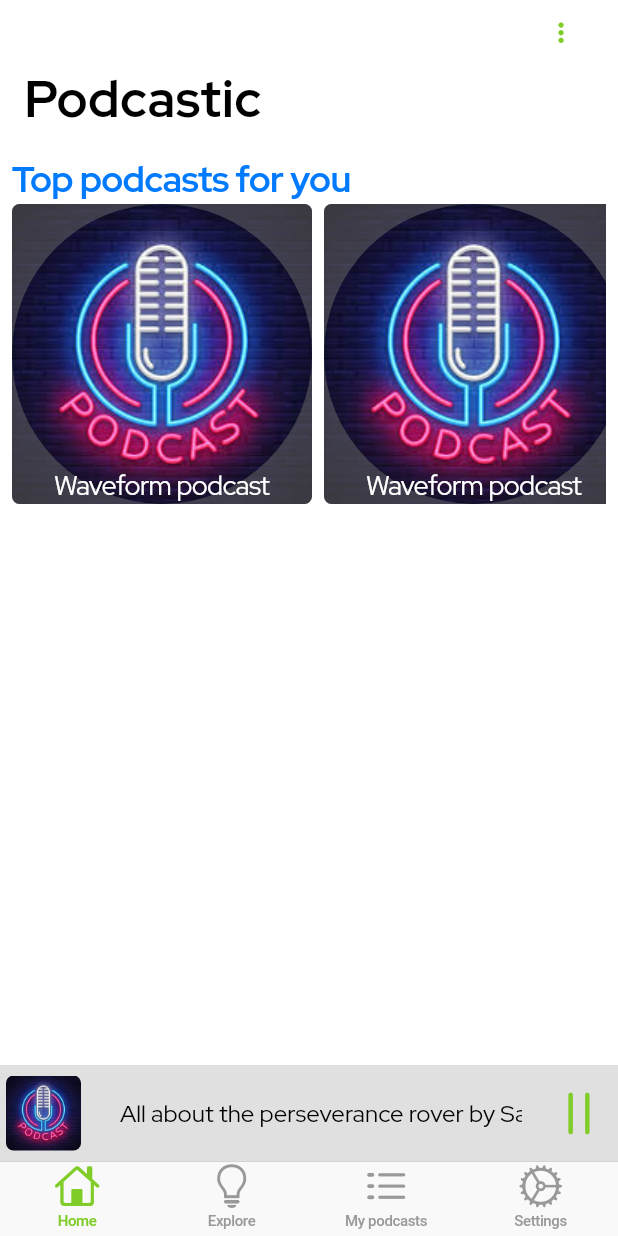
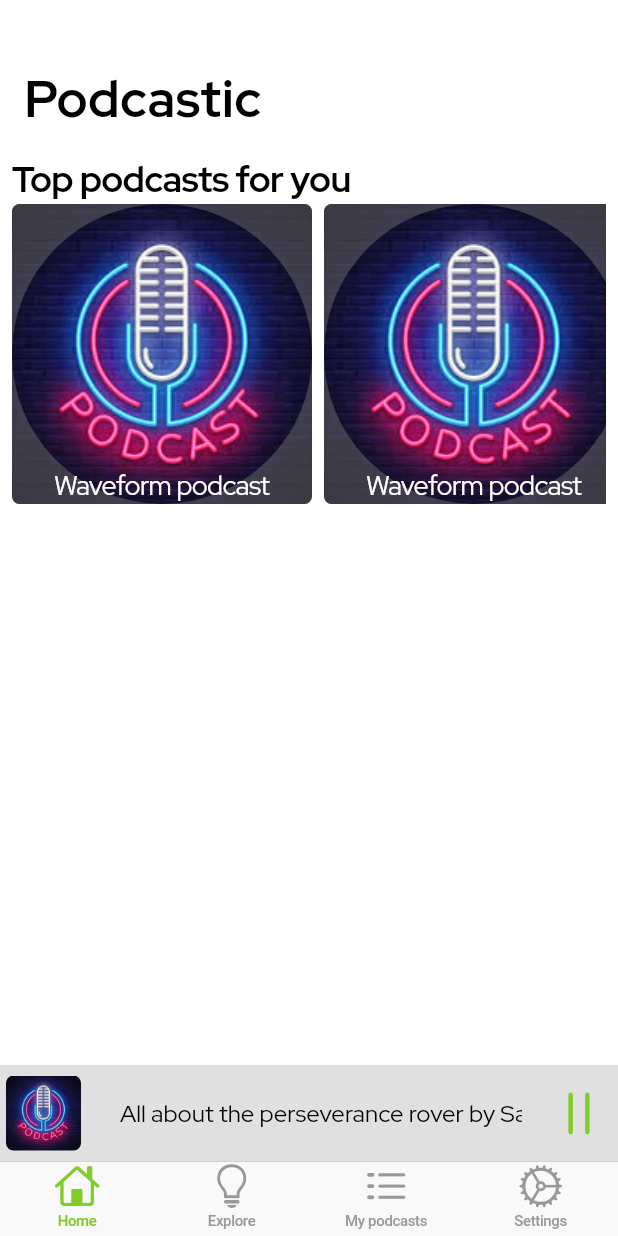
Before and after one commit to sam-baraka/podcastic, a Flutter app: the screen it shows after launch, on a phone screen of 412 x 824 dp. Run offline on Flutter 3.47's test engine with Material 2 defaults, Android fonts, the phone set to English and light mode, and no system bars; drawn by our look-alikes of marquee; our stand-ins replace auto_route, google_fonts.

Commit message:
Removed materian more_vert top right button

```diff
--- a/lib/uis/home/tab_contents/home/home.dart
+++ b/lib/uis/home/tab_contents/home/home.dart
@@ -13,11 +13,6 @@ class Home extends StatelessWidget {
       slivers: [
         CupertinoSliverNavigationBar(
           largeTitle: Text("Podcastic", style: GoogleFonts.redHatDisplay()),
-          trailing: CupertinoButton(
-            onPressed: () {},
-            padding: EdgeInsets.all(0),
-            child: Icon(Icons.more_vert),
-          ),
         ),
         SliverFillRemaining(
           child: Padding(
@@ -28,7 +23,10 @@ class Home extends StatelessWidget {
                 Text(
                   "Top podcasts for you",
                   style: GoogleFonts.redHatDisplay(
-                      color: CupertinoColors.activeBlue,
+                      color: CupertinoTheme.brightnessOf(context) ==
+                              Brightness.dark
+                          ? Colors.white
+                          : Colors.black,
                       fontSize: 24,
                       fontWeight: FontWeight.bold),
                 ),
```
